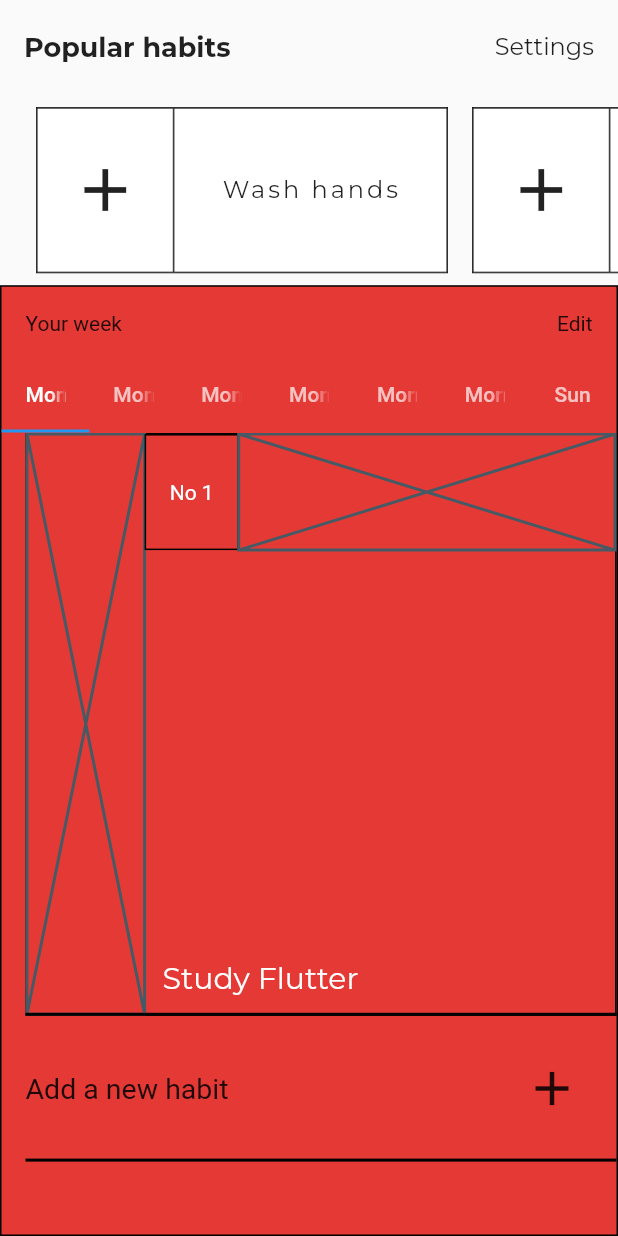
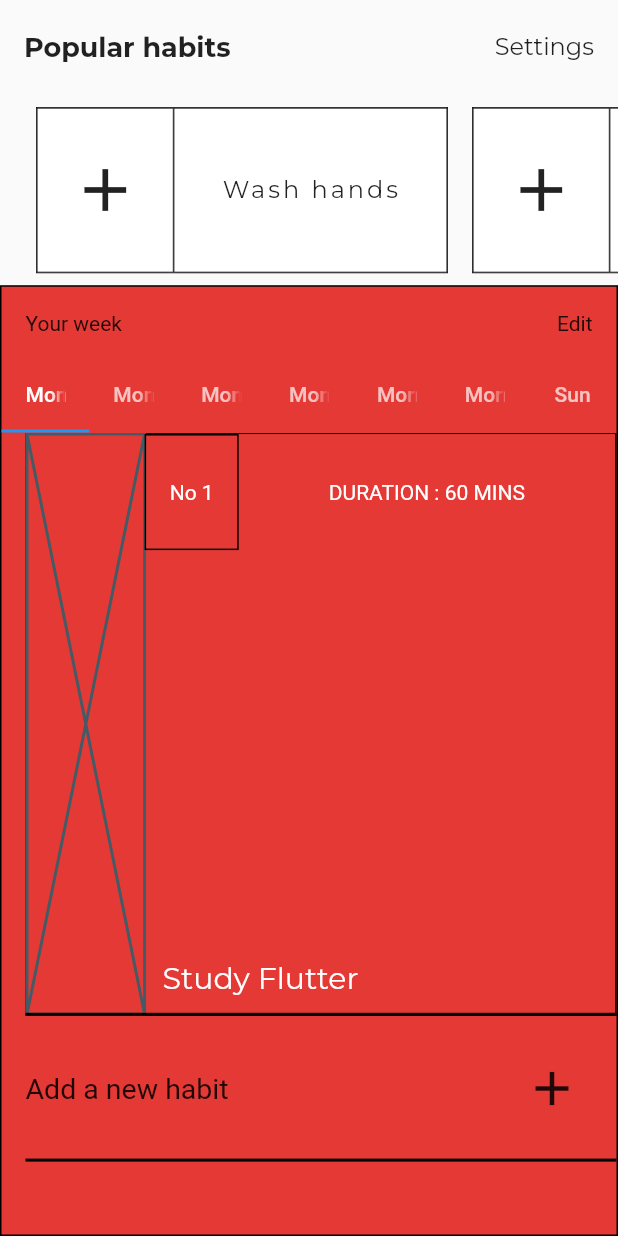
Before and after one commit to JAICHANGPARK/flutter_notebook_5th_story, a Flutter app: the screen it shows after launch, on a phone screen of 412 x 824 dp. Run offline on Flutter 3.47's test engine with Material 2 defaults, Android fonts, the phone set to English and light mode, and no system bars; our stand-ins replace google_fonts, local_auth, page_transition, sleek_circular_slider; missing offline and left inert: calendar_strip.

Commit message:
Update habit_main_page.dart

```diff
--- a/lib/ep443_habit_app/habit_main_page.dart
+++ b/lib/ep443_habit_app/habit_main_page.dart
@@ -225,7 +225,15 @@ class _HabitMainPageState extends State<HabitMainPage> with TickerProviderStateM
                                               ),
                                               Expanded(
                                                 flex: 8,
-                                                child: Placeholder(),
+                                                child: Container(
+                                                  decoration: BoxDecoration(),
+                                                  child: Center(
+                                                    child: Text("DURATION : 60 MINS",style:
+                                                      TextStyle(
+                                                        color: Colors.white,
+                                                      ),),
+                                                  ),
+                                                ),
                                               )
                                             ],
                                           ),
```
